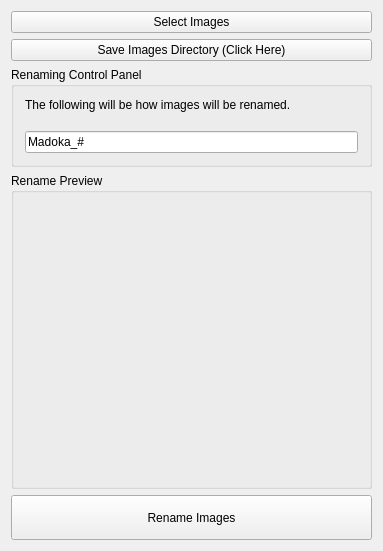
The window that Source/mainwindow.ui (Inathero/image-batch-renamer) describes before a commit, drawn with Qt 5.
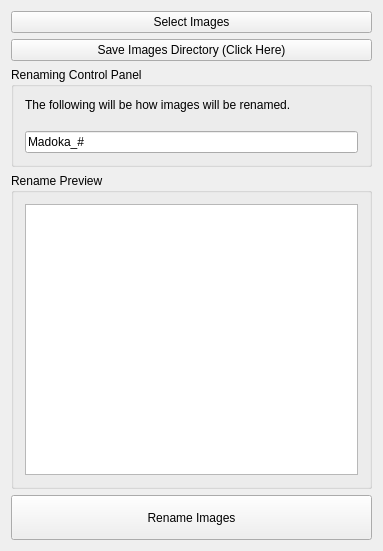
The same window after the commit.

Commit message: Switched rename preview from 'label' to 'plainTextWidget'

Patch:
```diff
--- a/Source/mainwindow.ui
+++ b/Source/mainwindow.ui
@@ -73,12 +73,12 @@
       </property>
       <layout class="QGridLayout" name="gridLayout_2">
        <item row="0" column="0">
-        <widget class="QLabel" name="label_renamePreview">
-         <property name="text">
-          <string/>
+        <widget class="QPlainTextEdit" name="plainTextEdit_renamePreview">
+         <property name="enabled">
+          <bool>true</bool>
          </property>
-         <property name="alignment">
-          <set>Qt::AlignLeading|Qt::AlignLeft|Qt::AlignTop</set>
+         <property name="readOnly">
+          <bool>true</bool>
          </property>
         </widget>
        </item>
```
The commit also changes 2 other files.
